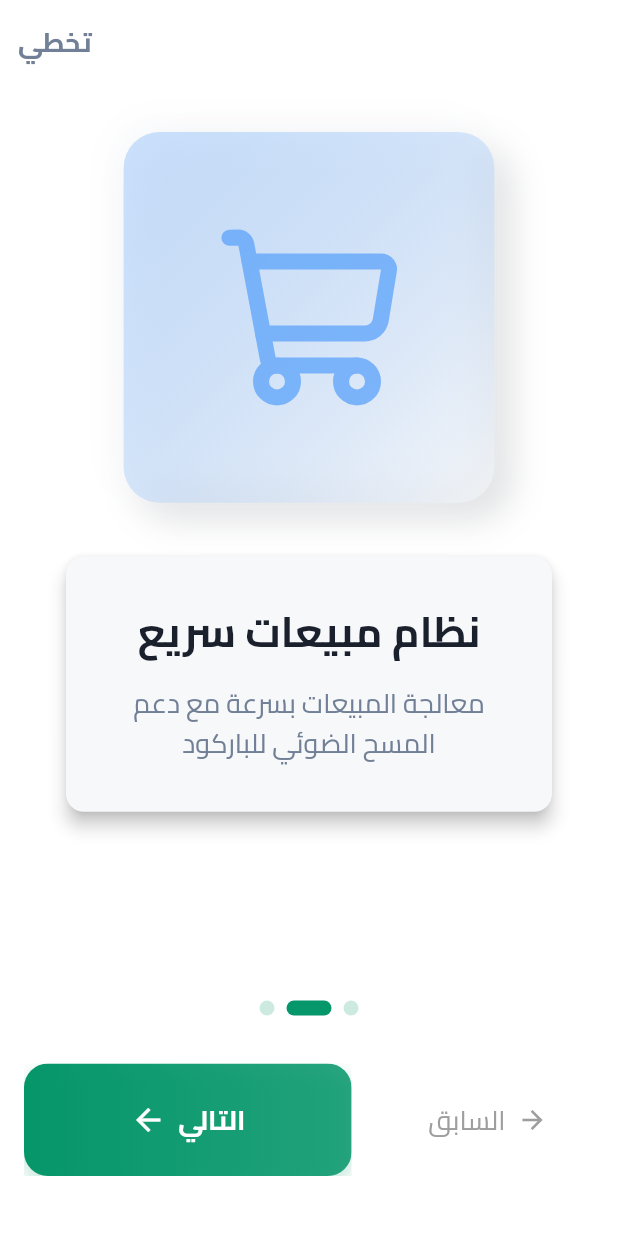
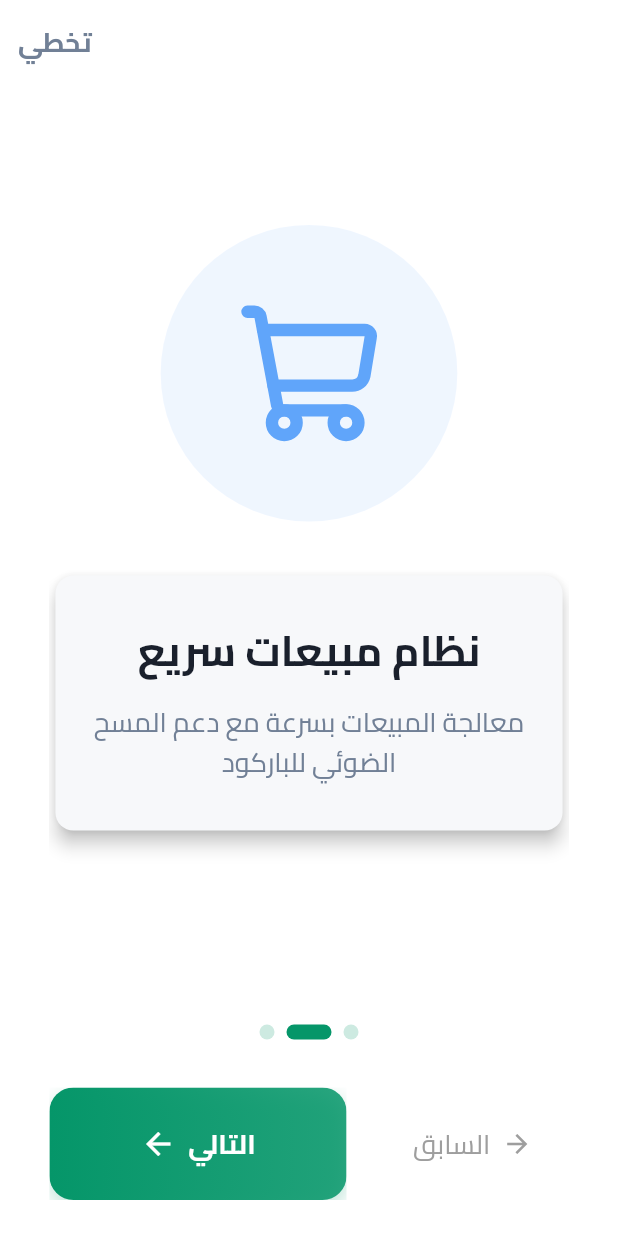
Before and after one commit to CuzImMazen/PharmaTech, a Flutter app: the screen it shows after launch, after a tap on "التالي", on a phone screen of 412 x 824 dp. Run offline on Flutter 3.47's test engine with Material 3 defaults, Android fonts, the phone set to English and light mode, and no system bars; drawn by our look-alikes of smooth_page_indicator; our stand-ins replace go_router, lucide_icons_flutter.

Commit message:
responsive adjustments

```diff
--- /dev/null
+++ b/lib/core/consts/sizes/screen_size.dart
@@ -0,0 +1,15 @@
+import 'package:flutter/material.dart';
+
+class ScreenSize {
+  final BuildContext context;
+
+  ScreenSize(this.context);
+
+  double get height => MediaQuery.of(context).size.height;
+  double get width => MediaQuery.of(context).size.width;
+
+  double hp(double percent) => height * percent;
+  double wp(double percent) => width * percent;
+
+  double get shortestSide => MediaQuery.of(context).size.shortestSide;
+}
--- a/lib/features/onboarding/presentation/screens/onboarding_screen.dart
+++ b/lib/features/onboarding/presentation/screens/onboarding_screen.dart
@@ -1,6 +1,5 @@
 import 'package:flutter/material.dart';
-import 'package:flutter/services.dart';
-import 'package:pharmacy_app/core/consts/sizes/sizes.dart';
+import 'package:pharmacy_app/core/consts/sizes/screen_size.dart';
 import 'package:pharmacy_app/core/consts/spaces/spaces.dart';
 import 'package:pharmacy_app/core/extensions/localization_ext.dart';
 import 'package:pharmacy_app/core/extensions/text_theme_ext.dart';
@@ -20,60 +19,65 @@ class OnboardingScreen extends StatefulWidget {
 
 class _OnboardingScreenState extends State<OnboardingScreen> {
   late final PageController _pageController;
-  late List<OnboardingPageModel> _pages;
+  List<OnboardingPageModel>? _pages;
   int _currentPage = 0;
 
   @override
   void initState() {
     super.initState();
     _pageController = PageController();
-    SystemChrome.setPreferredOrientations([DeviceOrientation.portraitUp]);
   }
-
-  bool _initialized = false;
 
   @override
   void didChangeDependencies() {
     super.didChangeDependencies();
 
-    if (_initialized) return;
-
-    _pages = getOnboardingPages(context);
-    _initialized = true;
+    _pages ??= getOnboardingPages(context);
   }
 
   @override
   void dispose() {
     _pageController.dispose();
-    SystemChrome.setPreferredOrientations(DeviceOrientation.values);
     super.dispose();
   }
 
   void _handleNext() {
-    if (_currentPage < _pages.length - 1) {
+    if (_pages == null) return;
+
+    if (_currentPage < _pages!.length - 1) {
+      if (_pageController.hasClients) {
         _pageController.nextPage(
           duration: const Duration(milliseconds: 300),
           curve: Curves.easeInOut,
         );
+      }
     } else {
       _finishOnboarding();
     }
   }
 
   Future<void> _finishOnboarding() async {
-    // TODO: Add your Local Storage logic here (SharedPreferences, Hive, etc.)
+    if (!mounted) return;
+    // context.go('/login');
   }
 
   @override
   Widget build(BuildContext context) {
-    final isLastPage = _currentPage == _pages.length - 1;
+    if (_pages == null) return const Scaffold();
+
+    final size = ScreenSize(context);
+
+    final isTablet = size.width > 600;
+    final horizontalPadding = isTablet ? 32.0 : size.wp(0.08);
+
+    final isLastPage = _currentPage == _pages!.length - 1;
     final isFirstPage = _currentPage == 0;
 
     return PopScope(
       canPop: false,
       onPopInvokedWithResult: (didPop, result) {
         if (didPop) return;
-        if (!isFirstPage) {
+        if (!isFirstPage && _pageController.hasClients) {
           _pageController.previousPage(
             duration: const Duration(milliseconds: 300),
             curve: Curves.easeInOut,
@@ -99,24 +103,29 @@ class _OnboardingScreenState extends State<OnboardingScreen> {
               ),
           ],
         ),
-        body: Padding(
-          padding: const EdgeInsets.symmetric(horizontal: AppPadding.common),
+        body: SafeArea(
+          child: Center(
+            child: ConstrainedBox(
+              constraints: const BoxConstraints(
+                maxWidth: 600,
+              ), // Limits width on wide screens
+              child: Padding(
+                padding: EdgeInsets.symmetric(horizontal: horizontalPadding),
                 child: Column(
                   children: [
                     Expanded(
                       child: PageView.builder(
                         controller: _pageController,
-                  itemCount: _pages.length,
+                        itemCount: _pages!.length,
                         onPageChanged: (index) =>
                             setState(() => _currentPage = index),
                         itemBuilder: (context, index) =>
-                      OnboardingPage(model: _pages[index]),
+                            OnboardingPage(model: _pages![index]),
                       ),
                     ),
-
                     SmoothPageIndicator(
                       controller: _pageController,
-                count: _pages.length,
+                      count: _pages!.length,
                       effect: ExpandingDotsEffect(
                         dotHeight: 10,
                         dotWidth: 10,
@@ -125,20 +134,21 @@ class _OnboardingScreenState extends State<OnboardingScreen> {
                         dotColor: context.colors.primary.withValues(alpha: 0.2),
                       ),
                     ),
-
                     AppSpaces.vXl,
-
-              SafeArea(
-                top: false,
-                child: Padding(
-                  padding: const EdgeInsets.only(bottom: AppPadding.common),
-                  child: Row(
+                    Row(
                       children: [
-                      if (!isFirstPage)
-                        Expanded(flex: 2, child: _buildBackButton()),
-
+                        Expanded(
+                          flex: 2,
+                          child: AnimatedOpacity(
+                            duration: const Duration(milliseconds: 200),
+                            opacity: isFirstPage ? 0.0 : 1.0,
+                            child: IgnorePointer(
+                              ignoring: isFirstPage,
+                              child: _buildBackButton(),
+                            ),
+                          ),
+                        ),
                         if (!isFirstPage) AppSpaces.hMd,
-
                         Expanded(
                           flex: 3,
                           child: OnboardingActionButton(
@@ -148,10 +158,11 @@ class _OnboardingScreenState extends State<OnboardingScreen> {
                         ),
                       ],
                     ),
+                    AppSpaces.vLg,
+                  ],
                 ),
               ),
-              AppSpaces.vLg,
-            ],
+            ),
           ),
         ),
       ),
--- a/lib/features/onboarding/presentation/widgets/onboarding_page.dart
+++ b/lib/features/onboarding/presentation/widgets/onboarding_page.dart
@@ -1,31 +1,48 @@
 import 'package:flutter/material.dart';
-import 'package:pharmacy_app/core/consts/sizes/sizes.dart';
+import 'package:pharmacy_app/core/consts/sizes/screen_size.dart';
 import 'package:pharmacy_app/core/consts/spaces/spaces.dart';
 import 'package:pharmacy_app/features/onboarding/data/models/onboarding_page_model.dart';
-import 'package:pharmacy_app/features/onboarding/presentation/widgets/oboarding_icon_container.dart';
 import 'package:pharmacy_app/features/onboarding/presentation/widgets/onboarding_text_card.dart';
 
 class OnboardingPage extends StatelessWidget {
   const OnboardingPage({super.key, required this.model});
   final OnboardingPageModel model;
+
   @override
   Widget build(BuildContext context) {
-    return Center(
-      child: Padding(
-        padding: const EdgeInsets.symmetric(horizontal: AppPadding.lg),
+    final size = ScreenSize(context);
+    final iconSize = size.hp(0.12);
+
+    return LayoutBuilder(
+      builder: (context, constraints) {
+        return SingleChildScrollView(
+          physics: const BouncingScrollPhysics(),
+          child: ConstrainedBox(
+            constraints: BoxConstraints(minHeight: constraints.maxHeight),
             child: Column(
+              mainAxisAlignment: MainAxisAlignment.center,
               children: [
+                Container(
+                  width: iconSize * 2,
+                  height: iconSize * 2,
+                  decoration: BoxDecoration(
+                    color: model.color.withValues(alpha: 0.1),
+                    shape: BoxShape.circle,
+                  ),
+                  child: Icon(model.icon, size: iconSize, color: model.color),
+                ),
                 AppSpaces.vXl,
-            OboardingIconContainer(color: model.color, icon: model.icon),
-            AppSpaces.vXl,
-
                 OnboardingTextCard(
                   title: model.title,
                   description: model.description,
                 ),
+
+                SizedBox(height: constraints.maxHeight * 0.05),
               ],
             ),
           ),
         );
+      },
+    );
   }
 }
```
Lines whose indentation alone changed are shown as unchanged.
